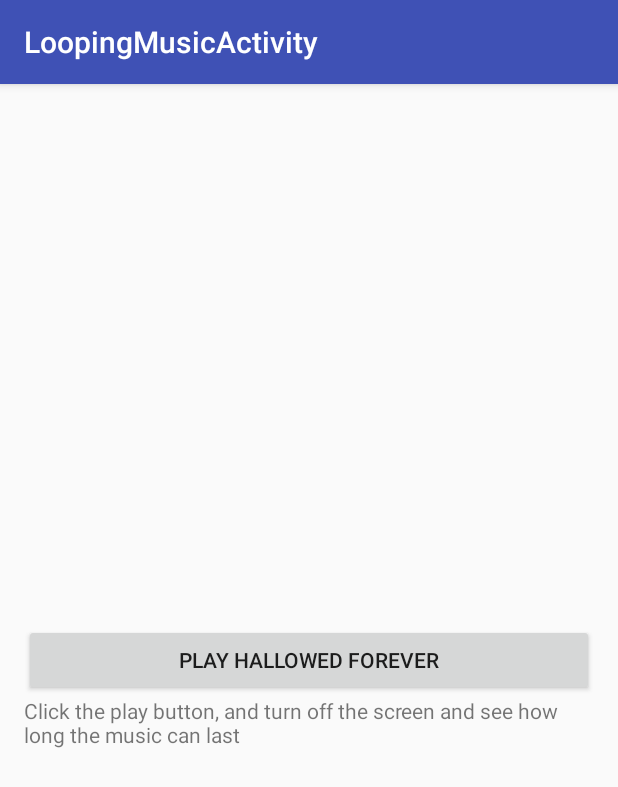
After one commit to nesl/AcousticEMA, an Android app: the LoopingMusicActivity screen opened directly, with no data from a screen before it, on a phone screen of 412 x 824 dp. The commit adds this screen. Shown: the top 787 px of the screen. Run offline under Robolectric (Android 15) with nearby library versions, the phone set to English and light mode, and no system bars.

Commit message:
Add Looping music demo

```diff
--- a/playground/AudioRecording/app/src/main/AndroidManifest.xml
+++ b/playground/AudioRecording/app/src/main/AndroidManifest.xml
@@ -21,8 +21,10 @@
         </activity>
         <activity
             android:name=".SelfRecordingActivity"
-            android:label="@string/title_activity_self_recording">
-        </activity>
+            android:label="@string/title_activity_self_recording"></activity>
+        <activity
+            android:name=".LoopingMusicActivity"
+            android:label="@string/title_activity_looping_music"></activity>
     </application>
 
 </manifest>
--- /dev/null
+++ b/playground/AudioRecording/app/src/main/java/ucla/nesl/audiorecording/audiorecording/LoopingMusicActivity.java
@@ -0,0 +1,50 @@
+package ucla.nesl.audiorecording.audiorecording;
+
+import android.media.MediaPlayer;
+import android.os.Bundle;
+import android.os.Environment;
+import android.support.v7.app.AppCompatActivity;
+import android.view.View;
+import android.widget.Button;
+
+import java.io.File;
+import java.io.IOException;
+
+public class LoopingMusicActivity extends AppCompatActivity {
+
+    private MediaPlayer mediaPlayer;
+
+    private String voiceFilePath;
+
+    private Button playButton;
+
+    @Override
+    protected void onCreate(Bundle savedInstanceState) {
+        super.onCreate(savedInstanceState);
+        setContentView(R.layout.activity_looping_music);
+
+        voiceFilePath = Environment.getExternalStorageDirectory().getAbsolutePath()
+                + File.separator + "hallowed.mp3";
+
+        playButton = (Button) findViewById(R.id.buttonPlay);
+        playButton.setOnClickListener(playClickEventListener);
+    }
+
+    // ---- button callbacks --------------------------------------------------------------------
+    private final View.OnClickListener playClickEventListener = new View.OnClickListener() {
+        @Override
+        public void onClick(View v) {
+            mediaPlayer = new MediaPlayer();
+            try {
+                mediaPlayer.setDataSource(voiceFilePath);
+                mediaPlayer.prepare();
+            } catch (IOException e) {
+                e.printStackTrace();
+            }
+
+            mediaPlayer.setLooping(true);
+            mediaPlayer.start();
+        }
+    };
+
+}
--- /dev/null
+++ b/playground/AudioRecording/app/src/main/res/layout/activity_looping_music.xml
@@ -0,0 +1,29 @@
+<?xml version="1.0" encoding="utf-8"?>
+<RelativeLayout xmlns:android="http://schemas.android.com/apk/res/android"
+    xmlns:tools="http://schemas.android.com/tools"
+    android:layout_width="match_parent"
+    android:layout_height="match_parent"
+    android:paddingBottom="@dimen/activity_vertical_margin"
+    android:paddingLeft="@dimen/activity_horizontal_margin"
+    android:paddingRight="@dimen/activity_horizontal_margin"
+    android:paddingTop="@dimen/activity_vertical_margin"
+    tools:context="ucla.nesl.audiorecording.audiorecording.LoopingMusicActivity">
+
+    <Button
+        android:layout_width="fill_parent"
+        android:layout_height="wrap_content"
+        android:text="Play Hallowed forever"
+        android:id="@+id/buttonPlay"
+        android:layout_centerVertical="true"
+        android:layout_alignParentStart="true" />
+
+    <TextView
+        android:layout_width="wrap_content"
+        android:layout_height="wrap_content"
+        android:text="Click the play button, and turn off the screen and see how long the music can last"
+        android:id="@+id/textView"
+        android:layout_below="@+id/buttonPlay"
+        android:layout_alignParentStart="true"
+        android:layout_alignParentEnd="true" />
+
+</RelativeLayout>
--- a/playground/AudioRecording/app/src/main/res/values/strings.xml
+++ b/playground/AudioRecording/app/src/main/res/values/strings.xml
@@ -1,4 +1,5 @@
 <resources>
     <string name="app_name">AudioRecording</string>
     <string name="title_activity_self_recording">SelfRecordingActivity</string>
+    <string name="title_activity_looping_music">LoopingMusicActivity</string>
 </resources>
```
Also changed, not shown: playground/AudioRecording/app/src/main/java/ucla/nesl/audiorecording/audiorecording/MainActivity.java (+4 -3 lines).
